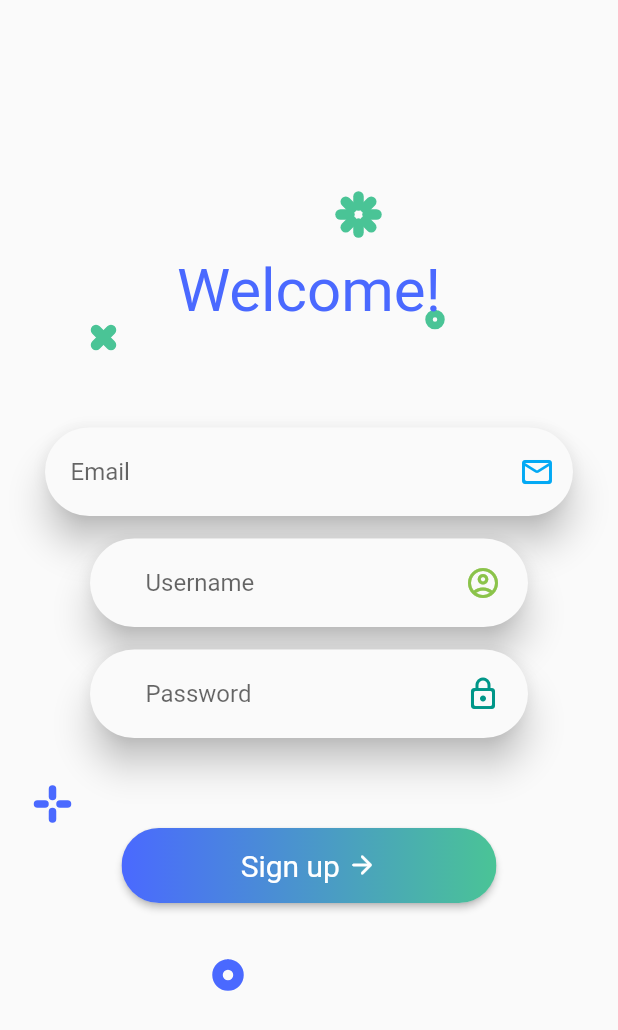
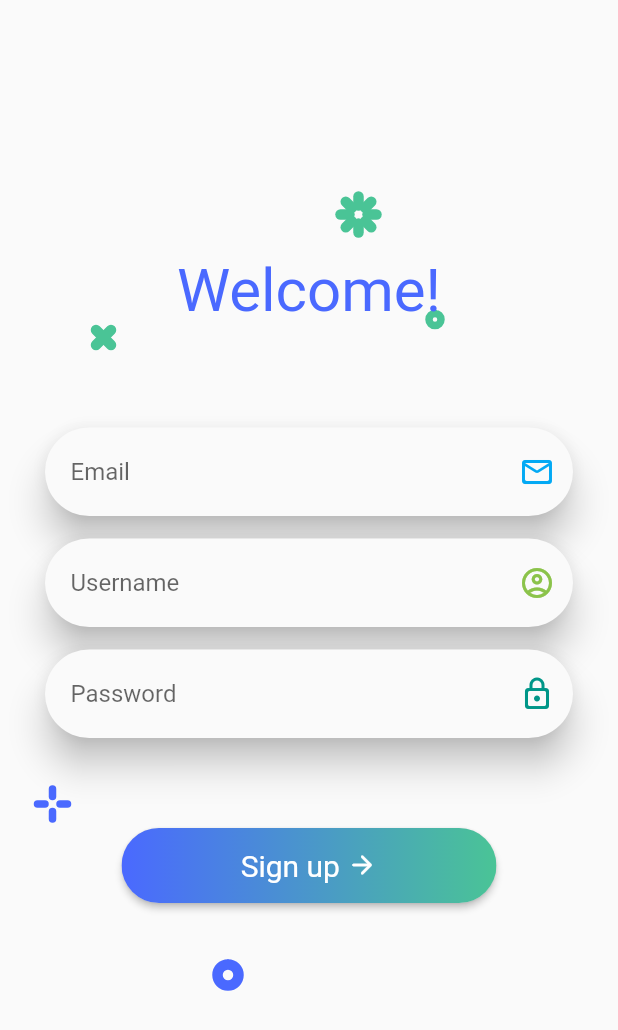
Before and after one commit to CommandeurNicolas/knowledge-checker-app, a Flutter app: the screen it shows after launch, on a phone screen of 412 x 824 dp. Shown: the top 1030 px of the screen. Run offline on Flutter 3.47's test engine with Material 2 defaults, Android fonts, the phone set to English and light mode, and no system bars; our stand-ins replace firebase_auth; accounts and stored records are empty.

Commit message:
all size equal

```diff
--- a/lib/screens/Auth/sign_in.dart
+++ b/lib/screens/Auth/sign_in.dart
@@ -94,7 +94,7 @@ class _SignInState extends State<SignIn> {
                                   ),
                                   Container(
                                     margin: EdgeInsets.only(
-                                        left: 40.0, right: 40.0),
+                                        left: 10.0, right: 10.0),
                                     child: Material(
                                       shadowColor: Colors.black,
                                       elevation: 10.0,
@@ -102,7 +102,7 @@ class _SignInState extends State<SignIn> {
                                       child: Align(
                                         alignment: Alignment.bottomLeft,
                                         child: Container(
-                                          padding: EdgeInsets.only(left: 25.0),
+                                          padding: EdgeInsets.only(left: 5.0),
                                           child: TextField(
                                             autocorrect: false,
                                             enableSuggestions: false,
@@ -113,7 +113,7 @@ class _SignInState extends State<SignIn> {
                                               suffixIcon: Padding(
                                                 padding:
                                                     const EdgeInsetsDirectional
-                                                        .only(end: 12.0),
+                                                        .only(end: 0.0),
                                                 child: Icon(
                                                   Icons.account_circle_outlined,
                                                   color: Colors.lightGreen,
@@ -130,13 +130,13 @@ class _SignInState extends State<SignIn> {
                                   ),
                                   Container(
                                     margin: EdgeInsets.only(
-                                        bottom: 0, left: 40.0, right: 40.0),
+                                        bottom: 0, left: 10.0, right: 10.0),
                                     child: Material(
                                       shadowColor: Colors.black,
                                       elevation: 10.0,
                                       borderRadius: BorderRadius.circular(30.0),
                                       child: Container(
-                                        padding: EdgeInsets.only(left: 25.0),
+                                        padding: EdgeInsets.only(left: 5.0),
                                         child: TextField(
                                           obscureText: true,
                                           autocorrect: false,
@@ -147,7 +147,7 @@ class _SignInState extends State<SignIn> {
                                             suffixIcon: Padding(
                                               padding:
                                                   const EdgeInsetsDirectional
-                                                      .only(end: 12.0),
+                                                      .only(end: 0.0),
                                               child: Icon(
                                                 Icons.lock_outline_rounded,
                                                 color: Colors.teal,
```
